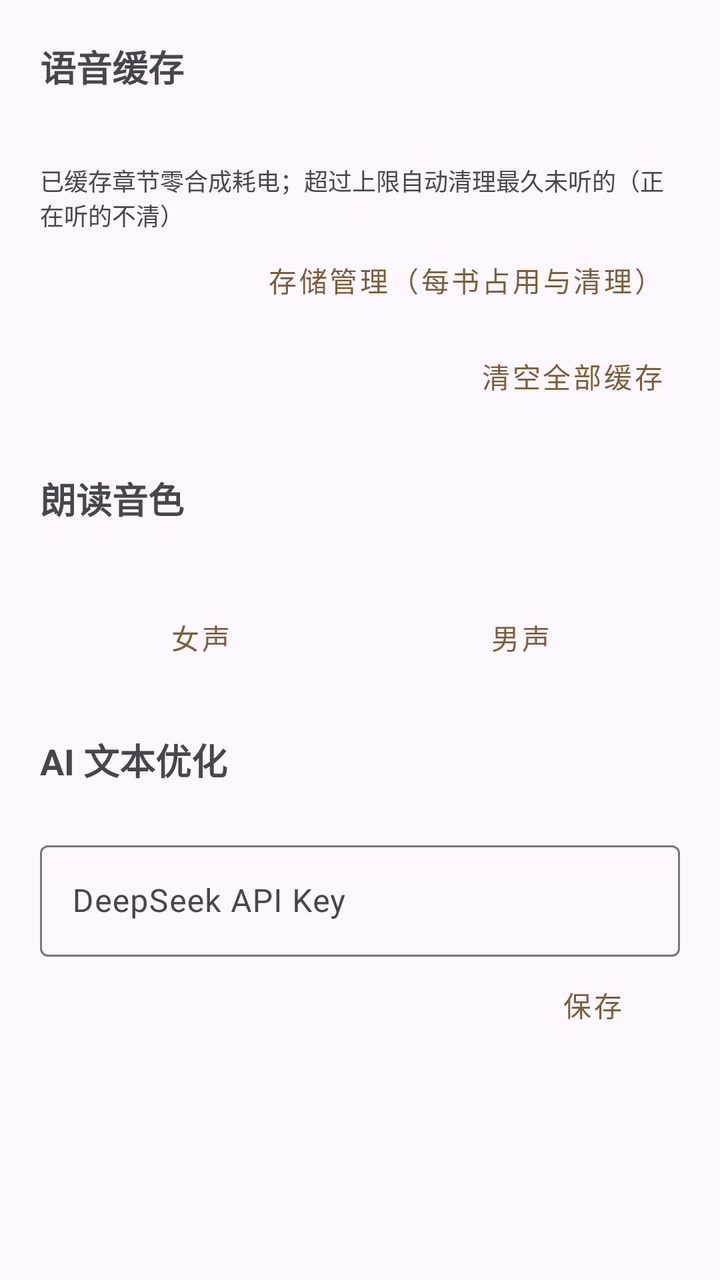
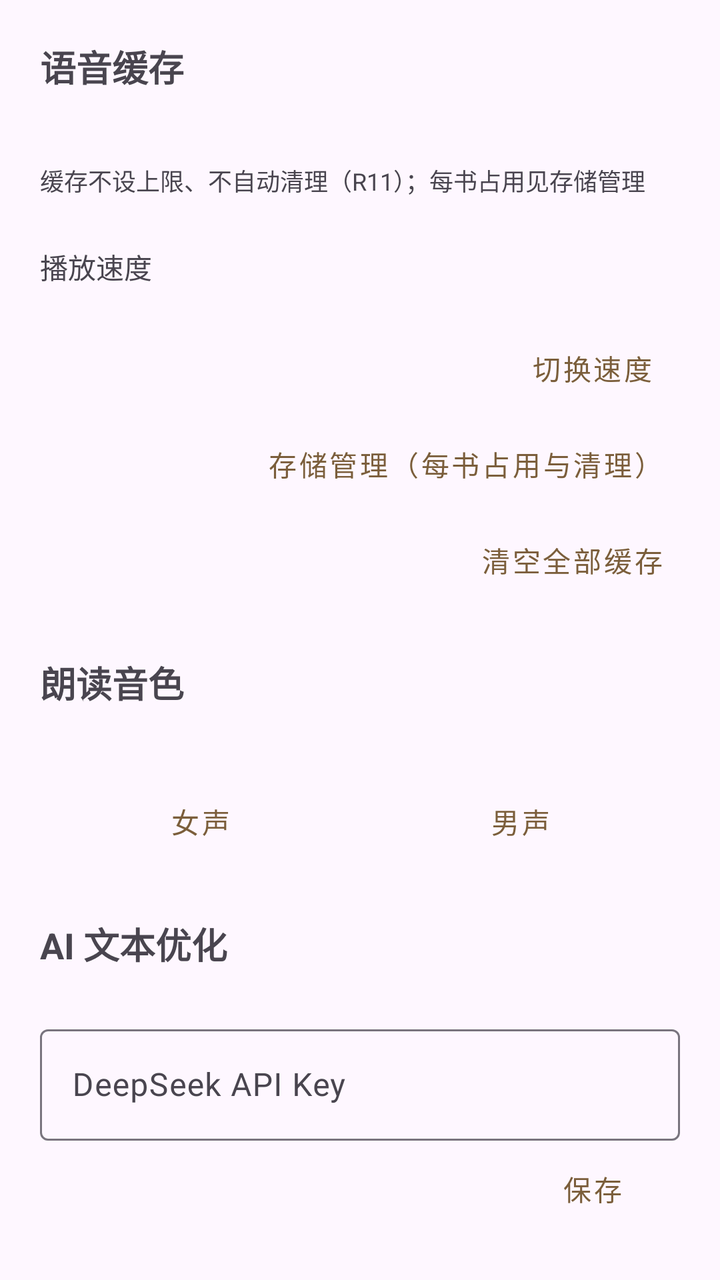

Two renders of the same Android screen: before a commit and after it. Below are the layout's source before the change and the commit's diff.
<!-- AndroidManifest.xml: application theme Theme.EarBook -->
<!-- res/layout/activity_settings.xml -->
<?xml version="1.0" encoding="utf-8"?>
<ScrollView xmlns:android="http://schemas.android.com/apk/res/android"
    android:layout_width="match_parent"
    android:layout_height="match_parent">

    <LinearLayout
        android:layout_width="match_parent"
        android:layout_height="wrap_content"
        android:orientation="vertical"
        android:padding="20dp">

        
        <TextView
            android:layout_width="wrap_content"
            android:layout_height="wrap_content"
            android:text="语音缓存"
            android:textSize="18sp"
            android:textStyle="bold" />

        <TextView
            android:id="@+id/tv_cache_status"
            android:layout_width="match_parent"
            android:layout_height="wrap_content"
            android:layout_marginTop="8dp"
            android:textSize="14sp" />

        <TextView
            android:layout_width="match_parent"
            android:layout_height="wrap_content"
            android:layout_marginTop="8dp"
            android:text="已缓存章节零合成耗电；超过上限自动清理最久未听的（正在听的不清）"
            android:textSize="12sp"
            android:textColor="?android:attr/textColorSecondary" />

        <Button
            android:id="@+id/btn_storage"
            style="@style/Widget.MaterialComponents.Button.TextButton"
            android:layout_width="wrap_content"
            android:layout_height="wrap_content"
            android:layout_gravity="end"
            android:text="存储管理（每书占用与清理）" />

        <Button
            android:id="@+id/btn_clear_cache"
            style="@style/Widget.MaterialComponents.Button.TextButton"
            android:layout_width="wrap_content"
            android:layout_height="wrap_content"
            android:layout_gravity="end"
            android:text="清空全部缓存" />

        
        <TextView
            android:layout_width="wrap_content"
            android:layout_height="wrap_content"
            android:layout_marginTop="24dp"
            android:text="朗读音色"
            android:textSize="18sp"
            android:textStyle="bold" />

        <TextView
            android:id="@+id/tv_voice_hint"
            android:layout_width="match_parent"
            android:layout_height="wrap_content"
            android:layout_marginTop="8dp"
            android:textSize="12sp"
            android:textColor="?android:attr/textColorSecondary" />

        <LinearLayout
            android:layout_width="match_parent"
            android:layout_height="wrap_content"
            android:layout_marginTop="8dp"
            android:orientation="horizontal">

            <Button
                android:id="@+id/btn_voice_female"
                style="@style/Widget.MaterialComponents.Button.TextButton"
                android:layout_width="0dp"
                android:layout_height="wrap_content"
                android:layout_weight="1"
                android:text="女声" />

            <Button
                android:id="@+id/btn_voice_male"
                style="@style/Widget.MaterialComponents.Button.TextButton"
                android:layout_width="0dp"
                android:layout_height="wrap_content"
                android:layout_weight="1"
                android:text="男声" />
        </LinearLayout>

        
        <TextView
            android:layout_width="wrap_content"
            android:layout_height="wrap_content"
            android:layout_marginTop="24dp"
            android:text="AI 文本优化"
            android:textSize="18sp"
            android:textStyle="bold" />

        <TextView
            android:id="@+id/tv_api_key_hint"
            android:layout_width="match_parent"
            android:layout_height="wrap_content"
            android:layout_marginTop="8dp"
            android:textSize="12sp"
            android:textColor="?android:attr/textColorSecondary" />

        <com.google.android.material.textfield.TextInputLayout
            android:layout_width="match_parent"
            android:layout_height="wrap_content"
            android:hint="DeepSeek API Key">

            <com.google.android.material.textfield.TextInputEditText
                android:id="@+id/et_api_key"
                android:layout_width="match_parent"
                android:layout_height="wrap_content"
                android:inputType="textPassword"
                android:maxLines="1" />
        </com.google.android.material.textfield.TextInputLayout>

        <Button
            android:id="@+id/btn_save_api_key"
            style="@style/Widget.MaterialComponents.Button.TextButton"
            android:layout_width="wrap_content"
            android:layout_height="wrap_content"
            android:layout_gravity="end"
            android:text="保存" />

    </LinearLayout>
</ScrollView>
<!-- resources referenced by this layout -->
<resources>
  <style name="Theme.EarBook" parent="Theme.Material3.DayNight">
          <item name="colorPrimary">@color/primary</item>
          <item name="colorOnPrimary">@android:color/white</item>
          <item name="colorPrimaryContainer">@color/primary_container</item>
          <item name="colorOnPrimaryContainer">@color/on_primary_container</item>
          <item name="android:statusBarColor">?attr/colorSurface</item>
      </style>
  <color name="primary">#7B5E3B</color>
  <color name="primary_container">#F0E2CE</color>
  <color name="on_primary_container">#3E2E17</color>
</resources>

<!-- the commit's change to res/layout/activity_settings.xml (unified diff, before → after) -->
@@ -28,10 +28,33 @@
             android:layout_width="match_parent"
             android:layout_height="wrap_content"
             android:layout_marginTop="8dp"
-            android:text="已缓存章节零合成耗电；超过上限自动清理最久未听的（正在听的不清）"
+            android:text="缓存不设上限、不自动清理（R11）；每书占用见存储管理"
             android:textSize="12sp"
             android:textColor="?android:attr/textColorSecondary" />
 
+        
+        <TextView
+            android:layout_width="wrap_content"
+            android:layout_height="wrap_content"
+            android:layout_marginTop="24dp"
+            android:text="播放速度" />
+
+        <TextView
+            android:id="@+id/tv_speed_hint"
+            android:layout_width="wrap_content"
+            android:layout_height="wrap_content"
+            android:textSize="12sp"
+            android:textColor="?android:attr/textColorSecondary" />
+
+        <Button
+            android:id="@+id/btn_speed"
+            style="@style/Widget.MaterialComponents.Button.TextButton"
+            android:layout_width="wrap_content"
+            android:layout_height="wrap_content"
+            android:layout_gravity="end"
+            android:text="切换速度" />
+
+        
         <Button
             android:id="@+id/btn_storage"
             style="@style/Widget.MaterialComponents.Button.TextButton"
